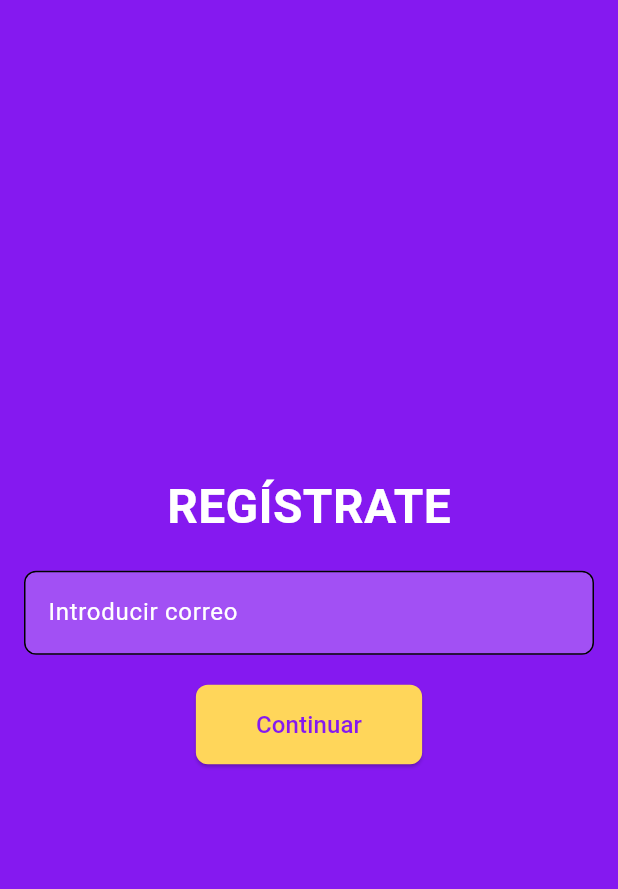
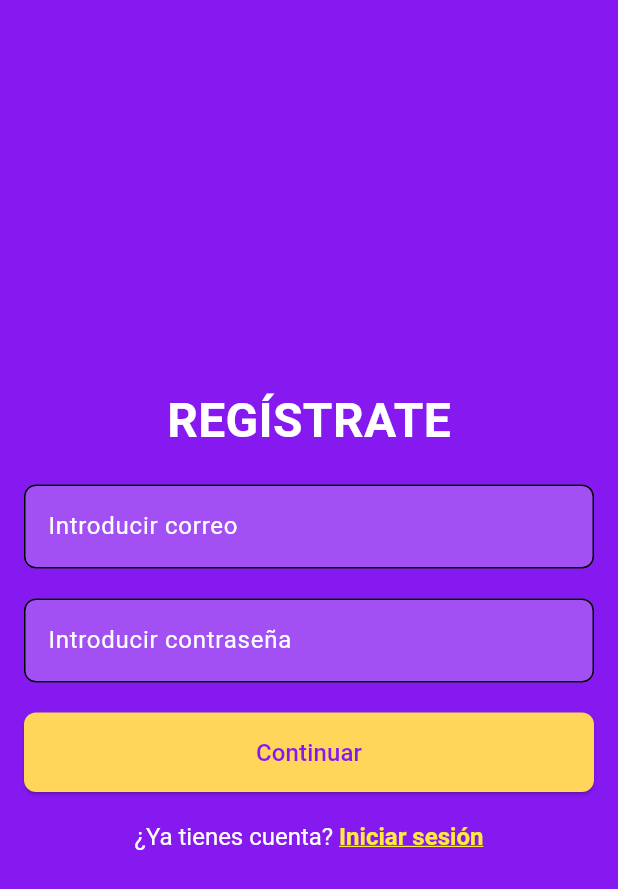
Before and after one commit to AleOc94/InfluagencyApp, a Flutter app: the RegistroCorreoScreen screen opened directly, on a phone screen of 412 x 824 dp. Shown: the top 889 px of the screen. Run offline on Flutter 3.47's test engine with Material 3 defaults, Android fonts, the phone set to English and light mode, and no system bars; our stand-ins replace firebase_auth, firebase_core, flip_card, flutter_swiper_null_safety; accounts and stored records are empty.

Commit message:
pantalla de registro e inicio de sesion

```diff
--- a/lib/registro_correo.dart
+++ b/lib/registro_correo.dart
@@ -1,16 +1,19 @@
 import 'package:flutter/material.dart';
 import 'package:firebase_auth/firebase_auth.dart';
-import 'package:influmeet/bienvenida.dart'; // Importa Firebase Auth
+import 'package:influmeet/bienvenida.dart';
+import 'package:influmeet/iniciarsesion.dart'; // Importa la pantalla de iniciar sesión
+import 'package:flutter/gestures.dart'; // Importa gestos
 
 class RegistroCorreoScreen extends StatelessWidget {
   final TextEditingController _emailController = TextEditingController();
+  final TextEditingController _passwordController = TextEditingController();
 
-  RegistroCorreoScreen({Key? key});
+  RegistroCorreoScreen({super.key});
 
   @override
   Widget build(BuildContext context) {
     return Scaffold(
-      backgroundColor: const Color.fromARGB(255, 133, 25, 240), // Fondo morado
+      backgroundColor: const Color.fromARGB(255, 133, 25, 240),
       body: Padding(
         padding: const EdgeInsets.all(16.0),
         child: Column(
@@ -32,8 +35,8 @@ class RegistroCorreoScreen extends StatelessWidget {
                 fillColor: Colors.white24,
                 labelText: 'Introducir correo',
                 labelStyle: const TextStyle(color: Colors.white),
-                hintText: 'ejemplo@correo.com', // Aquí se añade el hint
-                hintStyle: const TextStyle(color: Colors.white60), // Color del hint
+                hintText: 'ejemplo@correo.com',
+                hintStyle: const TextStyle(color: Colors.white60),
                 border: OutlineInputBorder(
                   borderRadius: BorderRadius.circular(8),
                 ),
@@ -42,22 +45,38 @@ class RegistroCorreoScreen extends StatelessWidget {
               keyboardType: TextInputType.emailAddress,
             ),
             const SizedBox(height: 20),
-            ElevatedButton(
+            TextField(
+              controller: _passwordController,
+              decoration: InputDecoration(
+                filled: true,
+                fillColor: Colors.white24,
+                labelText: 'Introducir contraseña',
+                labelStyle: const TextStyle(color: Colors.white),
+                hintText: '********',
+                hintStyle: const TextStyle(color: Colors.white60),
+                border: OutlineInputBorder(
+                  borderRadius: BorderRadius.circular(8),
+                ),
+              ),
+              style: const TextStyle(color: Colors.white),
+              obscureText: true,
+            ),
+            const SizedBox(height: 20),
+            SizedBox(
+              width: double.infinity,
+              child: ElevatedButton(
                 onPressed: () {
-                // Verifica si el campo de correo electrónico no está vacío
                   if (_emailController.text.isNotEmpty) {
-                  // Llama a la función para crear un usuario con correo y contraseña
                     _crearUsuarioConCorreo(context, _emailController.text);
                   } else {
-                  // Muestra un mensaje de error si el correo está vacío
                     ScaffoldMessenger.of(context).showSnackBar(
                       const SnackBar(content: Text('Por favor, ingresa un correo válido')),
                     );
                   }
                 },
                 style: ElevatedButton.styleFrom(
-                backgroundColor: const Color.fromARGB(255, 255, 214, 90), // Fondo amarillo
-                padding: const EdgeInsets.symmetric(horizontal: 40, vertical: 15),
+                  backgroundColor: const Color.fromARGB(255, 255, 214, 90),
+                  padding: const EdgeInsets.symmetric(vertical: 15),
                   shape: RoundedRectangleBorder(
                     borderRadius: BorderRadius.circular(8),
                   ),
@@ -65,9 +84,34 @@ class RegistroCorreoScreen extends StatelessWidget {
                 child: const Text(
                   'Continuar',
                   style: TextStyle(
-                  color: Color.fromARGB(255, 133, 25, 240), // Texto morado
+                    color: Color.fromARGB(255, 133, 25, 240),
                     fontSize: 16,
                   ),
+                ),
+              ),
+            ),
+            const SizedBox(height: 20),
+            RichText(
+              text: TextSpan(
+                text: '¿Ya tienes cuenta? ',
+                style: const TextStyle(color: Colors.white, fontSize: 16),
+                children: <TextSpan>[
+                  TextSpan(
+                    text: 'Iniciar sesión',
+                    style: const TextStyle(
+                      color: Colors.yellow,
+                      fontWeight: FontWeight.bold,
+                      decoration: TextDecoration.underline,
+                    ),
+                    recognizer: TapGestureRecognizer()
+                      ..onTap = () {
+                        Navigator.push(
+                          context,
+                          MaterialPageRoute(builder: (context) => IniciarSesionScreen()),
+                        );
+                      },
+                  ),
+                ],
               ),
             ),
           ],
@@ -76,57 +120,46 @@ class RegistroCorreoScreen extends StatelessWidget {
     );
   }
 
-  // Función para crear un usuario con correo y contraseña
   void _crearUsuarioConCorreo(BuildContext context, String email) {
     FirebaseAuth.instance
         .createUserWithEmailAndPassword(
       email: email,
-      password: 'password', // Aquí debes agregar una contraseña predeterminada
+      password: _passwordController.text, // Utiliza la contraseña del campo de texto
     )
         .then((userCredential) {
-      // Envía un correo de verificación al usuario
       userCredential.user?.sendEmailVerification().then((_) {
-        // Muestra un mensaje de éxito
         ScaffoldMessenger.of(context).showSnackBar(
           const SnackBar(content: Text('Se ha enviado un correo de verificación')),
         );
       }).catchError((error) {
-        // Muestra un mensaje de error si ocurre algún problema al enviar el correo de verificación
         ScaffoldMessenger.of(context).showSnackBar(
           SnackBar(content: Text('Error al enviar el correo de verificación: ${error.toString()}')),
         );
       });
     }).catchError((error) {
-      // Verifica si el error se debe a que el usuario ya existe
       if (error is FirebaseAuthException && error.code == 'email-already-in-use') {
-        // Recupera el usuario existente con el correo electrónico proporcionado
         FirebaseAuth.instance.signInWithEmailAndPassword(
           email: email,
-          password: 'password', // Aquí debes agregar la contraseña que utilizaste para registrar usuarios
+          password: _passwordController.text, // Utiliza la contraseña del campo de texto
         ).then((userCredential) {
-          // Verifica si el correo electrónico del usuario está verificado
           if (userCredential.user!.emailVerified) {
-            // Navega a la pantalla de bienvenida si el usuario está registrado y su correo electrónico está verificado
             Navigator.pushReplacement(
               context,
               MaterialPageRoute(builder: (context) => const BienvenidaScreen()),
             );
           } else {
-            // Muestra un mensaje si el correo electrónico del usuario no está verificado
             ScaffoldMessenger.of(context).showSnackBar(
               const SnackBar(content: Text('Por favor, verifica tu correo electrónico')),
             );
           }
         }).catchError((error) {
-          // Muestra un mensaje de error si ocurre algún problema al iniciar sesión con el usuario existente
           ScaffoldMessenger.of(context).showSnackBar(
             SnackBar(content: Text('Error al iniciar sesión: ${error.toString()}')),
           );
         });
       } else {
-        // Muestra un mensaje de error si ocurre algún problema al crear el usuario
         ScaffoldMessenger.of(context).showSnackBar(
-          SnackBar(content: Text('Error al crear el usuario: ${error.toString()}')),
+          SnackBar(content: Text('Error al registrar usuario: ${error.toString()}')),
         );
       }
     });
```
Also changed, not shown: lib/iniciarsesion.dart (added, +96 -0 lines). Lines whose indentation alone changed are shown as unchanged.
